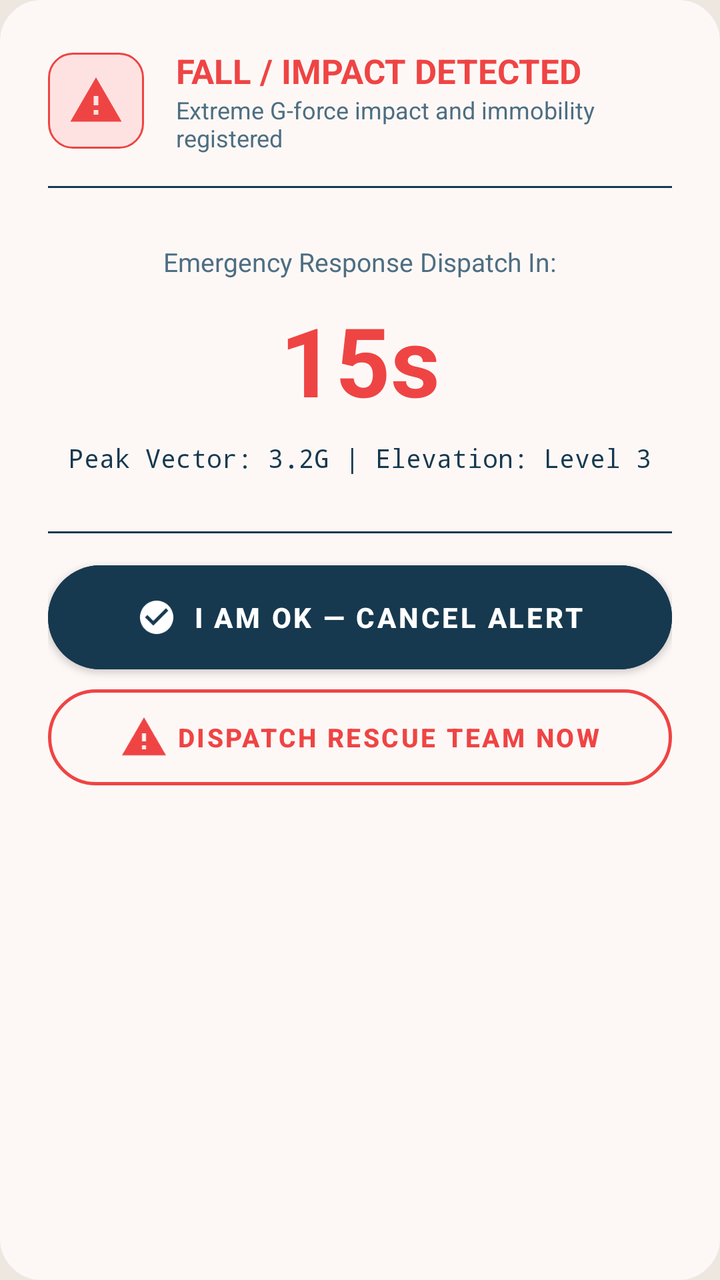
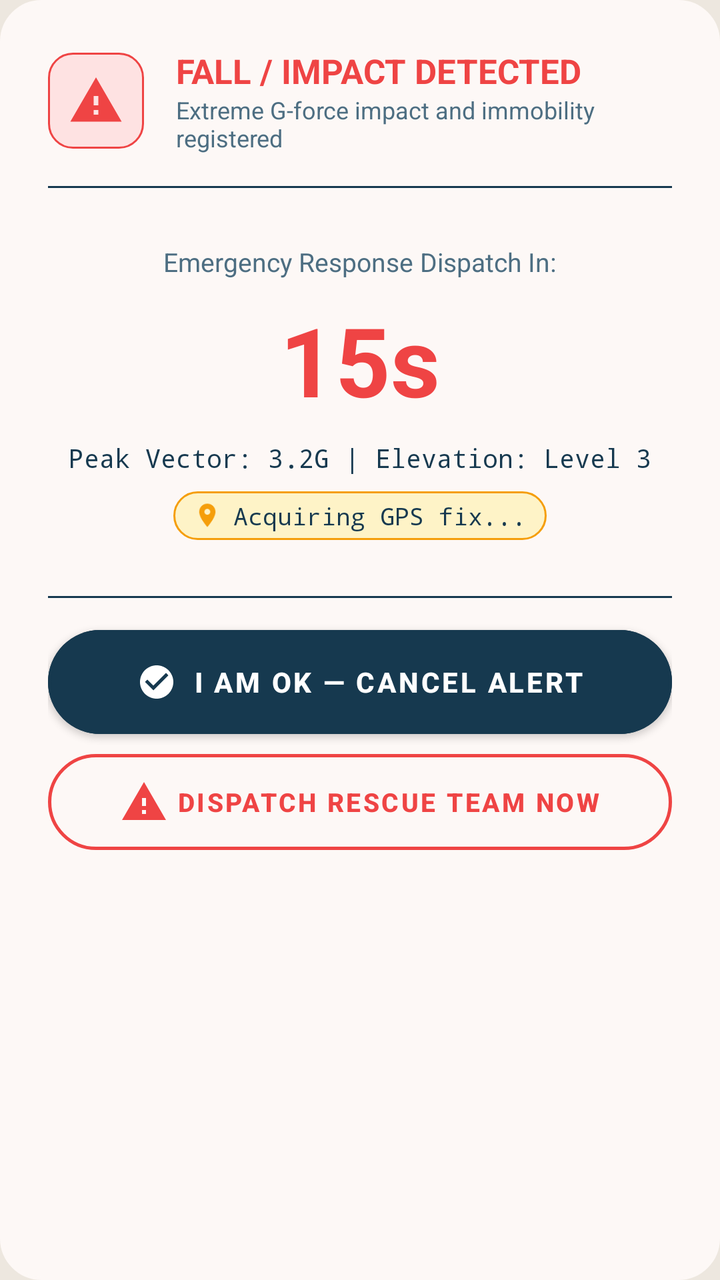

Before-and-after screenshots of an Android layout around one commit, followed by the original layout XML and the change that was made.
<!-- AndroidManifest.xml: application theme Theme.SiteSync -->
<!-- res/layout/dialog_fall_alert.xml -->
<?xml version="1.0" encoding="utf-8"?>
<LinearLayout xmlns:android="http://schemas.android.com/apk/res/android"
    xmlns:app="http://schemas.android.com/apk/res-auto"
    android:layout_width="match_parent"
    android:layout_height="wrap_content"
    android:orientation="vertical"
    android:background="@drawable/bg_card_outlined"
    android:backgroundTint="#FFFDF8F6"
    android:padding="24dp">

    <LinearLayout
        android:layout_width="match_parent"
        android:layout_height="wrap_content"
        android:gravity="center_vertical"
        android:orientation="horizontal">

        <ImageView
            android:layout_width="48dp"
            android:layout_height="48dp"
            android:padding="10dp"
            android:src="@drawable/ic_warning_hazard"
            app:tint="@color/status_red"
            android:background="@drawable/bg_badge_urgent"
            android:contentDescription="Emergency Hazard Alert" />

        <LinearLayout
            android:layout_width="0dp"
            android:layout_height="wrap_content"
            android:layout_weight="1"
            android:layout_marginStart="16dp"
            android:orientation="vertical">

            <TextView
                android:layout_width="wrap_content"
                android:layout_height="wrap_content"
                android:text="FALL / IMPACT DETECTED"
                android:textColor="@color/status_red"
                android:textStyle="bold"
                android:textSize="17sp" />

            <TextView
                android:id="@+id/tvFallTelemetrySubtitle"
                android:layout_width="wrap_content"
                android:layout_height="wrap_content"
                android:text="Extreme G-force impact and immobility registered"
                android:textColor="@color/text_oxide_secondary"
                android:textSize="12sp" />
        </LinearLayout>
    </LinearLayout>

    <View
        android:layout_width="match_parent"
        android:layout_height="1dp"
        android:layout_marginVertical="16dp"
        android:background="@color/stroke_card_border" />

    
    <LinearLayout
        android:layout_width="match_parent"
        android:layout_height="wrap_content"
        android:gravity="center"
        android:orientation="vertical"
        android:paddingVertical="12dp">

        <TextView
            android:layout_width="wrap_content"
            android:layout_height="wrap_content"
            android:text="Emergency Response Dispatch In:"
            android:textColor="@color/text_oxide_secondary"
            android:textSize="13sp" />

        <TextView
            android:id="@+id/tvCountdownSeconds"
            android:layout_width="wrap_content"
            android:layout_height="wrap_content"
            android:text="15s"
            android:textColor="@color/status_red"
            android:textSize="48sp"
            android:textStyle="bold"
            android:layout_marginVertical="8dp" />

        <TextView
            android:id="@+id/tvImpactMagnitude"
            android:layout_width="wrap_content"
            android:layout_height="wrap_content"
            android:text="Peak Vector: 3.2G | Elevation: Level 3"
            android:textColor="@color/text_oxide_primary"
            android:fontFamily="monospace"
            android:textSize="13sp" />
    </LinearLayout>

    <View
        android:layout_width="match_parent"
        android:layout_height="1dp"
        android:layout_marginVertical="16dp"
        android:background="@color/stroke_card_border" />

    
    <com.google.android.material.button.MaterialButton
        android:id="@+id/btnCancelFallAlert"
        android:layout_width="match_parent"
        android:layout_height="52dp"
        android:text="I AM OK — CANCEL ALERT"
        android:textColor="@color/text_on_oxide_white"
        android:textStyle="bold"
        android:textSize="14sp"
        app:icon="@drawable/ic_check_circle"
        app:iconTint="@color/text_on_oxide_white"
        app:iconGravity="textStart"
        app:backgroundTint="@color/oxide_blue_primary"
        app:cornerRadius="26dp"
        android:insetTop="0dp"
        android:insetBottom="0dp" />

    <com.google.android.material.button.MaterialButton
        android:id="@+id/btnInstantEvacuate"
        style="@style/Widget.MaterialComponents.Button.OutlinedButton"
        android:layout_width="match_parent"
        android:layout_height="48dp"
        android:layout_marginTop="10dp"
        android:text="DISPATCH RESCUE TEAM NOW"
        android:textColor="@color/status_red"
        android:textSize="13sp"
        android:textStyle="bold"
        app:icon="@drawable/ic_warning_hazard"
        app:iconTint="@color/status_red"
        app:iconGravity="textStart"
        app:strokeColor="@color/status_red"
        app:strokeWidth="1.5dp"
        app:cornerRadius="24dp"
        android:insetTop="0dp"
        android:insetBottom="0dp" />

</LinearLayout>
<!-- resources referenced by this layout -->
<resources>
  <color name="oxide_blue_primary">#16394F</color>
  <color name="status_red">#EF4444</color>
  <color name="stroke_card_border">#16394F</color>
  <color name="text_on_oxide_white">#FFFFFF</color>
  <color name="text_oxide_primary">#16394F</color>
  <color name="text_oxide_secondary">#4D6E82</color>
  <!-- drawable bg_badge_urgent (drawable) -->
  <?xml version="1.0" encoding="utf-8"?>
  <shape xmlns:android="http://schemas.android.com/apk/res/android"
      android:shape="rectangle">
      <solid android:color="#FEE2E2" />
      <stroke
          android:width="1dp"
          android:color="#EF4444" />
      <corners android:radius="12dp" />
  </shape>
  <!-- drawable bg_card_outlined (drawable) -->
  <?xml version="1.0" encoding="utf-8"?>
  <shape xmlns:android="http://schemas.android.com/apk/res/android"
      android:shape="rectangle">
      <solid android:color="@color/warm_ash_surface" />
      <stroke
          android:width="1.5dp"
          android:color="@color/stroke_oxide_blue" />
      <corners android:radius="20dp" />
  </shape>
  <!-- drawable ic_check_circle (drawable) -->
  <vector xmlns:android="http://schemas.android.com/apk/res/android"
      android:width="20dp"
      android:height="20dp"
      android:viewportWidth="24"
      android:viewportHeight="24">
      <path
          android:fillColor="#15803D"
          android:pathData="M12,2C6.48,2 2,6.48 2,12s4.48,10 10,10 10,-4.48 10,-10S17.52,2 12,2zm-2,15l-5,-5 1.41,-1.41L10,14.17l7.59,-7.59L19,8l-9,9z" />
  </vector>
  <!-- drawable ic_warning_hazard (drawable) -->
  <vector xmlns:android="http://schemas.android.com/apk/res/android"
      android:width="24dp"
      android:height="24dp"
      android:viewportWidth="24"
      android:viewportHeight="24">
      <path
          android:fillColor="#F59E0B"
          android:pathData="M1,21h22L12,2 1,21zM13,18h-2v-2h2v2zM13,14h-2v-4h2v4z"/>
  </vector>
  <color name="warm_ash_surface">#E5DFD6</color>
  <color name="stroke_oxide_blue">#16394F</color>
  <color name="warm_ash_base">#EDE7DF</color>
  <color name="oxide_blue_dark">#0E2636</color>
  <color name="oxide_blue_light">#24526E</color>
  <color name="text_oxide_muted">#7E98A8</color>
  <!-- unchanged entries left out for length: 1 -->
</resources>

<!-- the commit's change to res/layout/dialog_fall_alert.xml (unified diff, before → after) -->
@@ -87,6 +87,36 @@
             android:textColor="@color/text_oxide_primary"
             android:fontFamily="monospace"
             android:textSize="13sp" />
+
+        <LinearLayout
+            android:id="@+id/layoutGpsStatusBadge"
+            android:layout_width="wrap_content"
+            android:layout_height="wrap_content"
+            android:orientation="horizontal"
+            android:gravity="center_vertical"
+            android:layout_marginTop="8dp"
+            android:background="@drawable/bg_badge_medium"
+            android:paddingHorizontal="10dp"
+            android:paddingVertical="4dp">
+
+            <ImageView
+                android:id="@+id/ivGpsLockIcon"
+                android:layout_width="14dp"
+                android:layout_height="14dp"
+                android:src="@drawable/ic_location"
+                app:tint="@color/brand_amber"
+                android:contentDescription="GPS Status" />
+
+            <TextView
+                android:id="@+id/tvFallGpsStatus"
+                android:layout_width="wrap_content"
+                android:layout_height="wrap_content"
+                android:layout_marginStart="6dp"
+                android:text="Acquiring GPS fix..."
+                android:textColor="@color/text_oxide_primary"
+                android:textSize="12sp"
+                android:fontFamily="monospace" />
+        </LinearLayout>
     </LinearLayout>
 
     <View
<!-- resource entries referenced after the edit -->
@@ -1,11 +1,22 @@
 <!-- resources referenced by this layout -->
 <resources>
+  <color name="brand_amber">#F59E0B</color>
   <color name="oxide_blue_primary">#16394F</color>
   <color name="status_red">#EF4444</color>
   <color name="stroke_card_border">#16394F</color>
   <color name="text_on_oxide_white">#FFFFFF</color>
   <color name="text_oxide_primary">#16394F</color>
   <color name="text_oxide_secondary">#4D6E82</color>
+  <!-- drawable bg_badge_medium (drawable) -->
+  <?xml version="1.0" encoding="utf-8"?>
+  <shape xmlns:android="http://schemas.android.com/apk/res/android"
+      android:shape="rectangle">
+      <solid android:color="#FEF3C7" />
+      <stroke
+          android:width="1dp"
+          android:color="#F59E0B" />
+      <corners android:radius="12dp" />
+  </shape>
   <!-- drawable bg_badge_urgent (drawable) -->
   <?xml version="1.0" encoding="utf-8"?>
   <shape xmlns:android="http://schemas.android.com/apk/res/android"
@@ -36,6 +47,16 @@
           android:fillColor="#15803D"
           android:pathData="M12,2C6.48,2 2,6.48 2,12s4.48,10 10,10 10,-4.48 10,-10S17.52,2 12,2zm-2,15l-5,-5 1.41,-1.41L10,14.17l7.59,-7.59L19,8l-9,9z" />
   </vector>
+  <!-- drawable ic_location (drawable) -->
+  <vector xmlns:android="http://schemas.android.com/apk/res/android"
+      android:width="20dp"
+      android:height="20dp"
+      android:viewportWidth="24"
+      android:viewportHeight="24">
+      <path
+          android:fillColor="#64748B"
+          android:pathData="M12,2C8.13,2 5,5.13 5,9c0,5.25 7,13 7,13s7,-7.75 7,-13c0,-3.87 -3.13,-7 -7,-7zm0,9.5c-1.38,0 -2.5,-1.12 -2.5,-2.5s1.12,-2.5 2.5,-2.5 2.5,1.12 2.5,2.5 -1.12,2.5 -2.5,2.5z" />
+  </vector>
   <!-- drawable ic_warning_hazard (drawable) -->
   <vector xmlns:android="http://schemas.android.com/apk/res/android"
       android:width="24dp"
